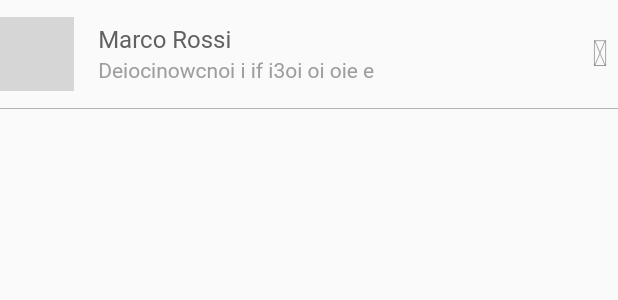
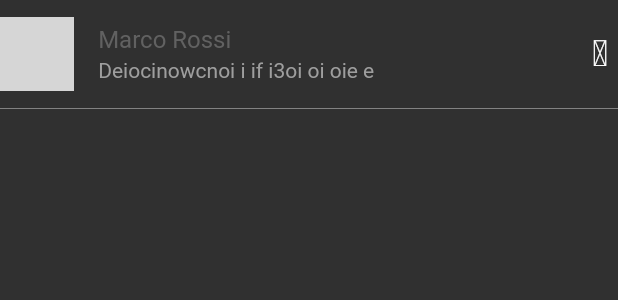
Before and after one commit to simone-bruziches/code, a Flutter app: the CardScadenzeItem widget shown alone on an empty page, opened directly, on a phone screen of 412 x 824 dp. Shown: the top 300 px of the screen. Run offline on Flutter 3.47's test engine with Material 2 defaults, Android fonts, the phone set to English and light mode, and no system bars; network calls fail; Roboto replaces fonts that are missing (SSC-Light, SSC-Regular); grey boxes are pictures that could not be loaded.

Commit message:
Prima impostazione

```diff
--- a/web_gestionale/lib/main.dart
+++ b/web_gestionale/lib/main.dart
@@ -8,10 +8,7 @@ class MyApp extends StatelessWidget {
   Widget build(BuildContext context) {
     return MaterialApp(
       title: 'Flutter Demo',
-      theme: ThemeData(
-        fontFamily: 'SSC-Medium',
-        primarySwatch: Colors.blue,
-      ),
+      theme: ThemeData.dark(),
       home: Home(),
     );
   }
--- a/web_gestionale/lib/widget/home/card_scadenze_item.dart
+++ b/web_gestionale/lib/widget/home/card_scadenze_item.dart
@@ -38,7 +38,6 @@ class _CardScadenzeItemState extends State<CardScadenzeItem> {
         ),
         subtitle: Text(
           widget.messaggio,
-          overflow: TextOverflow.fade,
           style: TextStyle(
             color: Colors.grey,
             fontFamily: 'SSC-Light',
--- a/web_gestionale/lib/widget/home/certMedici_list_item.dart
+++ b/web_gestionale/lib/widget/home/certMedici_list_item.dart
@@ -26,7 +26,6 @@ class _CertMediciListItemState extends State<CertMediciListItem> {
         leading: CircleAvatar(
           radius: MediaQuery.of(context).size.height * 0.03,
           backgroundImage: NetworkImage(widget.imgPath),
-          backgroundColor: Colors.transparent,
         ),
         title: Text(
           widget.nome,
@@ -37,7 +36,6 @@ class _CertMediciListItemState extends State<CertMediciListItem> {
         ),
         subtitle: Text(
           widget.messaggio,
-          overflow: TextOverflow.fade,
           style: TextStyle(
             color: Colors.grey,
             fontFamily: 'SSC-Light',
--- a/web_gestionale/lib/widget/home_bar.dart
+++ b/web_gestionale/lib/widget/home_bar.dart
@@ -22,7 +22,6 @@ class _HomeBarState extends State<HomeBar> {
   Widget getBodyBar(BuildContext context) {
     return Container(
       decoration: BoxDecoration(
-          color: Colors.white,
           border: Border(bottom: BorderSide(color: Colors.grey, width: 0.5))),
       child: Row(
         children: <Widget>[
```
